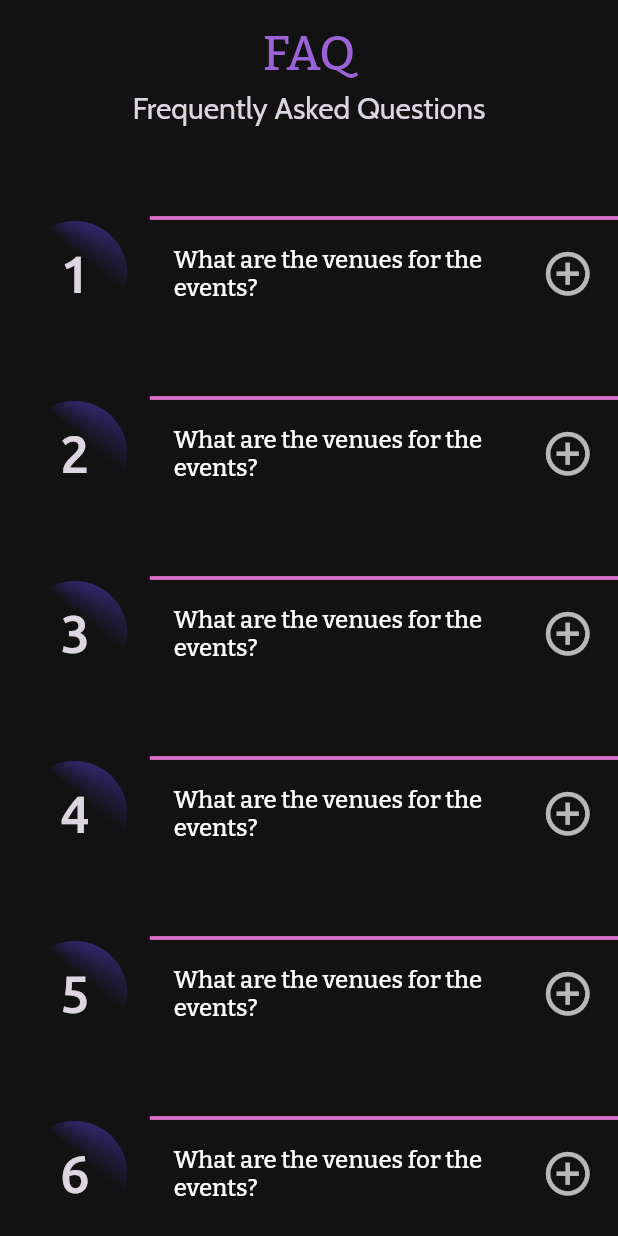
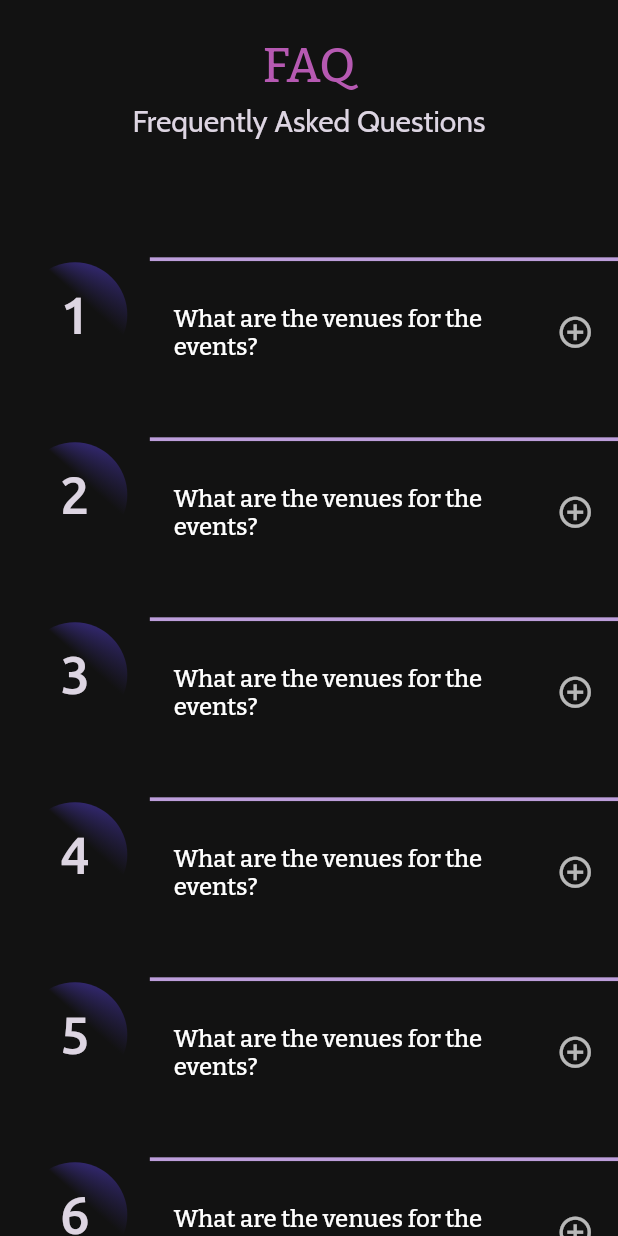
Before and after one commit to sonalika2001/FAQ-Page, a Flutter app: the screen it shows after launch, on a phone screen of 412 x 824 dp. Run offline on Flutter 3.47's test engine with Material 2 defaults, Android fonts, the phone set to English and light mode, and no system bars.

Commit message:
modified ui elements

```diff
--- a/lib/constants.dart
+++ b/lib/constants.dart
@@ -2,7 +2,7 @@ import 'package:flutter/material.dart';
 import 'dart:math';
 
 const ktitlestyle = TextStyle(
-  color: e,
+  color: kAccentThemeColor,
   fontSize: 32,
   fontFamily: 'Bitter',
 );
@@ -47,9 +47,9 @@ const kanswerstyle = TextStyle(
   fontFamily: 'Cabin',
 );
 
-const kdividercolour = k;
+const kdividercolour = c;
 
-const kcollapseiconcolor = d;
+const kcollapseiconcolor = m;
 
 const kquestionbgstyle = BoxDecoration(
   // borderRadius: BorderRadius.only(
@@ -57,7 +57,7 @@ const kquestionbgstyle = BoxDecoration(
   //   bottomLeft: Radius.circular(20),
   // ),
   border: Border(
-    left: BorderSide(width: 6, color: d),
+    left: BorderSide(width: 3, color: k),
   ),
 );
 
@@ -78,3 +78,5 @@ const i = Color(0xffF1C0DD);
 const j = Color(0xffAF9EC9);
 
 const k = Color(0xffDA71CE);
+const l = Color(0xffFFC4D0);
+const m =Color(0xffF1C0DE);
--- a/lib/qna_tile.dart
+++ b/lib/qna_tile.dart
@@ -15,7 +15,10 @@ class _QnATileState extends State<QnATile> {
   bool expand = false;
   @override
   Widget build(BuildContext context) {
-    return Container(
+    return Padding(
+      padding: EdgeInsets.only(top:12.0,bottom: 12),
+      child: Container(
+
         decoration: expand ? kquestionbgstyle : null,
         child: ExpansionTile(
           backgroundColor: kbackgroundcolor,
@@ -28,11 +31,11 @@ class _QnATileState extends State<QnATile> {
               ? Icon(
                   Icons.remove_circle_outline,
                   color: kcollapseiconcolor,
-                size: 35,
+                  size: 25,
                 )
               : Icon(
                   Icons.add_circle_outline,
-                size: 35,
+                  size: 25,
                 ),
           onExpansionChanged: (value) {
             setState(() {
@@ -41,11 +44,12 @@ class _QnATileState extends State<QnATile> {
           },
           children: <Widget>[
             Container(
-            padding: EdgeInsets.only(top: 10, right: 10),
+              padding: EdgeInsets.only(top: 5, right: 5, bottom: 10,),
               child: Data().answers[widget.index],
             )
           ],
         ),
+      ),
     );
   }
 }
--- a/lib/question_layout.dart
+++ b/lib/question_layout.dart
@@ -8,7 +8,7 @@ class QuestionLayout extends StatelessWidget {
   Widget build(BuildContext context) {
     return ListView.builder(
       itemCount: Data().questions.length,
-      //itemExtent: 0.2*MediaQuery.of(context).size.height,
+
       scrollDirection: Axis.vertical,
       shrinkWrap: true,
       itemBuilder: (BuildContext context, int index) {
--- a/lib/screen_layout.dart
+++ b/lib/screen_layout.dart
@@ -12,7 +12,7 @@ class ScreenLayout extends StatelessWidget {
             flex: 1,
             child: Padding(
               padding: EdgeInsets.symmetric(
-                vertical: 0.02 * MediaQuery.of(context).size.height,
+                vertical: 0.03 * MediaQuery.of(context).size.height,
               ),
               child: Container(
                 child: Column(
@@ -38,7 +38,7 @@ class ScreenLayout extends StatelessWidget {
             ),
           ),
           Expanded(
-            flex: 5,
+            flex: 4,
             child: QuestionLayout(),
           ),
         ],
```
Lines whose indentation alone changed are shown as unchanged.
